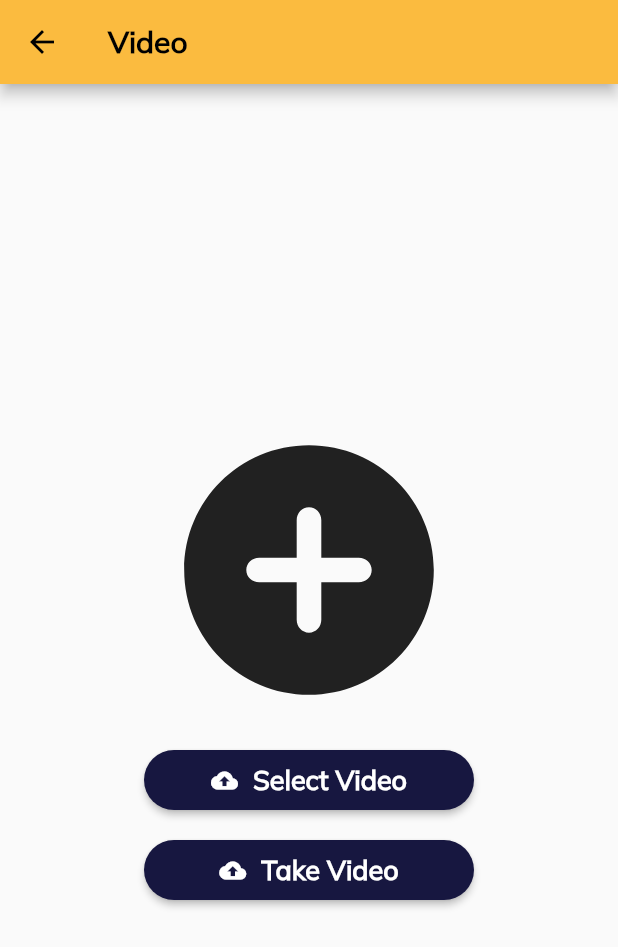
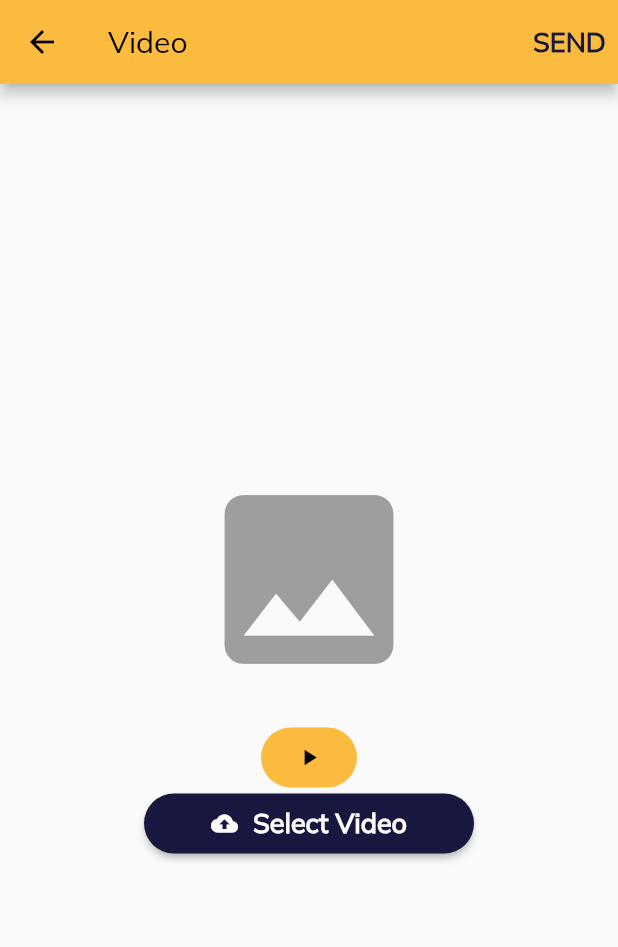
Before and after one commit to Arquitectura-De-Software-Emergentes/Mobile, a Flutter app: the VideoPresentationTeacherScreen screen opened directly, after a tap on "Select Video", on a phone screen of 412 x 824 dp. Shown: the top 947 px of the screen. Run offline on Flutter 3.47's test engine with Material 2 defaults, Android fonts, the phone set to English and light mode, and no system bars; our stand-ins replace equatable, flutter_bloc, formz, get_it, image_picker, line_awesome_flutter and 1 more.

Commit message:
feat(assessment): added extract text

```diff
--- a/lib/assessment/presentation/video-presentation/video_presentation_teacher_screen.dart
+++ b/lib/assessment/presentation/video-presentation/video_presentation_teacher_screen.dart
@@ -1,11 +1,15 @@
+import 'dart:io';
+
 import 'package:flutter/material.dart';
+import 'package:teacher_finder/assessment/infrastructure/services/video_presentation_service.dart';
 import 'package:teacher_finder/common/widgets/custom_app_bar.dart';
+import 'package:video_player/video_player.dart';
 
 import '../../../common/styles/styles.dart';
 import '../../infrastructure/services/camera_gallery_service_impl.dart';
 
 class VideoPresentationTeacherScreen extends StatefulWidget {
-  const VideoPresentationTeacherScreen({super.key});
+  const VideoPresentationTeacherScreen({Key? key}) : super(key: key);
 
   @override
   State<VideoPresentationTeacherScreen> createState() =>
@@ -14,23 +18,122 @@ class VideoPresentationTeacherScreen extends StatefulWidget {
 
 class _VideoPresentationTeacherScreenState
     extends State<VideoPresentationTeacherScreen> {
+  VideoPlayerController? _controller;
+  Future<void>? _initializeVideoPlayerFuture;
+  bool _hasVideoSelected = false;
+  File? selectedVideoFile;
+
+  @override
+  void dispose() {
+    _controller?.dispose();
+    super.dispose();
+  }
+
+  void _playSelectedVideo(String? videoPath) {
+    if (videoPath != null) {
+      selectedVideoFile = File(videoPath);
+      _controller = VideoPlayerController.file(File(videoPath));
+      _initializeVideoPlayerFuture = _controller!.initialize();
+      _controller!.play();
+      setState(() {
+        _hasVideoSelected = true;
+      });
+    } else {
+      setState(() {
+        selectedVideoFile = null;
+        _hasVideoSelected = false;
+      });
+    }
+  }
+
   @override
   Widget build(BuildContext context) {
+    final successSnackBar = SnackBar(
+      backgroundColor: Styles.error,
+      content: const Column(
+        mainAxisAlignment: MainAxisAlignment.spaceEvenly,
+        children: [
+          SizedBox(
+            height: 15,
+          ),
+          Text('No video selected'),
+        ],
+      ),
+    );
     return Scaffold(
-      appBar: const CustomAppBar(
-        title: 'Video',
+      appBar: AppBar(
+        title: const Text('Video'),
+        actions: [
+          TextButton(
+              onPressed: () async {
+                final VideoPresentationService videoPresentationService =
+                    VideoPresentationService();
+                if (selectedVideoFile != null) {
+                  //videoPresentationService.extractText(selectedVideoFile!);
+                  print(await videoPresentationService
+                      .extractText(selectedVideoFile!));
+                } else {
+                  // Manejar la situación cuando no hay un video seleccionado
+                  ScaffoldMessenger.of(context)
+                      .showSnackBar(successSnackBar)
+                      .closed
+                      .then((SnackBarClosedReason reason) {
+                    if (reason != SnackBarClosedReason.action) {}
+                  });
+                }
+              },
+              child: Text(
+                'SEND',
+                style: TextStyle(
+                    color: Styles.secondaryColor,
+                    fontWeight: FontWeight.bold,
+                    fontSize: 18),
+              ))
+        ],
       ),
       body: Center(
-          child: Container(
         child: Column(
           mainAxisAlignment: MainAxisAlignment.center,
           children: [
-          const Icon(Icons.add_circle_rounded, size: 200),
-          const SizedBox(
-            height: 20,
+            if (_hasVideoSelected)
+              FutureBuilder(
+                future: _initializeVideoPlayerFuture,
+                builder: (context, snapshot) {
+                  if (snapshot.connectionState == ConnectionState.done) {
+                    return AspectRatio(
+                      aspectRatio: _controller!.value.aspectRatio,
+                      child: VideoPlayer(_controller!),
+                    );
+                  } else {
+                    return CircularProgressIndicator();
+                  }
+                },
+              )
+            else
+              const Icon(
+                Icons.image,
+                size: 150,
+                color: Colors.grey,
               ),
+            const SizedBox(height: 20),
+            FilledButton(
+                onPressed: () {
+                  setState(() {
+                    if (_controller!.value.isPlaying) {
+                      _controller!.pause();
+                    } else {
+                      _controller!.play();
+                    }
+                  });
+                },
+                child: Icon(
+                  _controller != null && _controller!.value.isPlaying
+                      ? Icons.pause
+                      : Icons.play_arrow,
+                )),
             Container(
-            constraints: const BoxConstraints.tightFor(width: 220, height: 40),
+              constraints:
+                  const BoxConstraints.tightFor(width: 220, height: 40),
               child: ElevatedButton(
                 style: ElevatedButton.styleFrom(
                   backgroundColor: Styles.secondaryColor,
@@ -41,9 +144,7 @@ class _VideoPresentationTeacherScreenState
                 onPressed: () async {
                   final videoPath =
                       await CameraGalleryServiceImpl().selectVideo();
-                  if (videoPath == null) return;
-
-                  videoPath;
+                  _playSelectedVideo(videoPath);
                 },
                 child: const Align(
                   alignment: Alignment.center,
@@ -66,52 +167,12 @@ class _VideoPresentationTeacherScreenState
                       ),
                     ],
                   ),
-                )),
                 ),
-          const SizedBox(
-            height: 20,
-          ),
-          Container(
-            constraints: const BoxConstraints.tightFor(width: 220, height: 40),
-            child: ElevatedButton(
-                style: ElevatedButton.styleFrom(
-                  backgroundColor: Styles.secondaryColor,
-                  shape: RoundedRectangleBorder(
-                    borderRadius: BorderRadius.circular(20.0),
-                  ),
-                ),
-                onPressed: () async {
-                  final videoPath =
-                      await CameraGalleryServiceImpl().takeVideo();
-                  if (videoPath == null) return;
-
-                  videoPath;
-                },
-                child: const Align(
-                  alignment: Alignment.center,
-                  child: Row(
-                    mainAxisAlignment: MainAxisAlignment.center,
-                    children: [
-                      Icon(
-                        Icons.cloud_upload,
-                        color: Colors.white,
-                        size: 18,
-                      ),
-                      SizedBox(width: 10),
-                      Text(
-                        'Take Video',
-                        style: TextStyle(
-                          color: Colors.white,
-                          fontWeight: FontWeight.bold,
-                          fontSize: 18,
               ),
             ),
           ],
         ),
-                )),
       ),
-        ],
-      ))),
     );
   }
 }
```
Also changed, not shown: lib/assessment/infrastructure/services/video_presentation_service.dart (added, +33 -0 lines), lib/assessment/presentation/video-presentation/video_presentation_result.dart (added, +22 -0 lines), 1 other file. Lines whose indentation alone changed are shown as unchanged.
